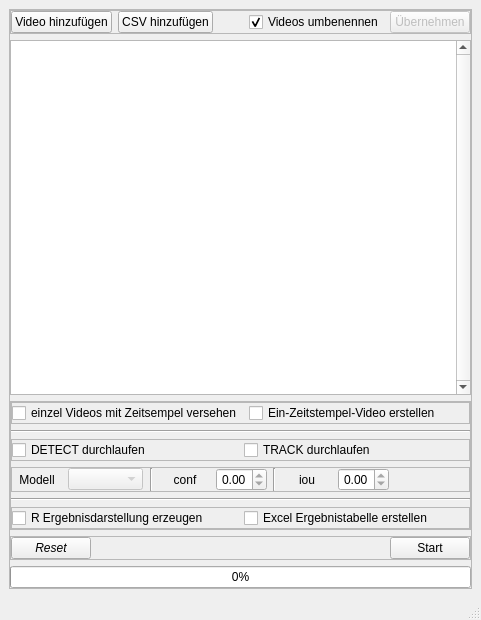
This is Entwicklung/mainUi.ui in PetersLogistik/AddOn-OpenTrafficCam as Qt 5 draws it before an edit. The edited form follows.
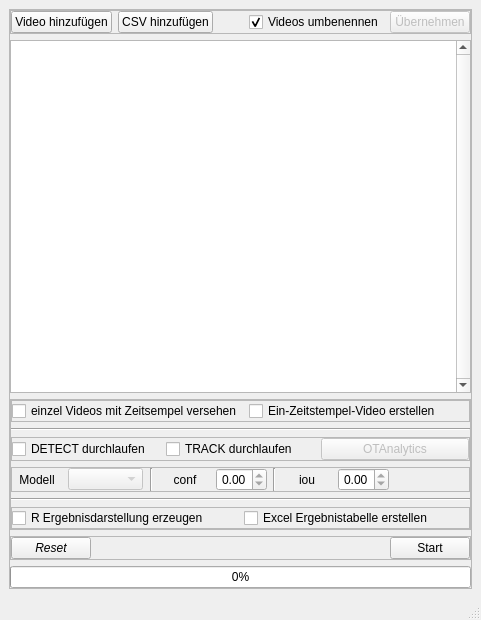
This is the edited form. Icons and pictures are not drawn.

Diff of the .ui file:
```diff
--- a/Entwicklung/mainUi.ui
+++ b/Entwicklung/mainUi.ui
@@ -264,6 +264,16 @@
                </property>
               </widget>
              </item>
+             <item>
+              <widget class="QPushButton" name="otanalyticsButton">
+               <property name="enabled">
+                <bool>false</bool>
+               </property>
+               <property name="text">
+                <string notr="true">OTAnalytics</string>
+               </property>
+              </widget>
+             </item>
             </layout>
            </widget>
           </item>
```
